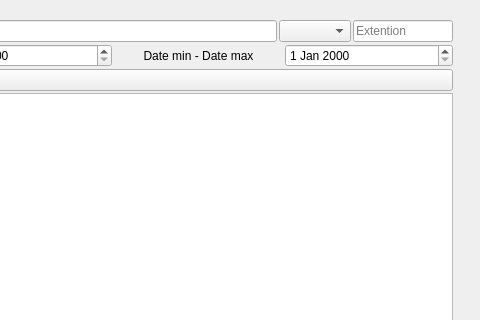
Adam31-jpg/desktop, file tp_final_client/mainwindow.ui: the form before one commit; both pictures show x 628 to 1108 and y 0 to 320 of the 1108 by 752 pixel window.
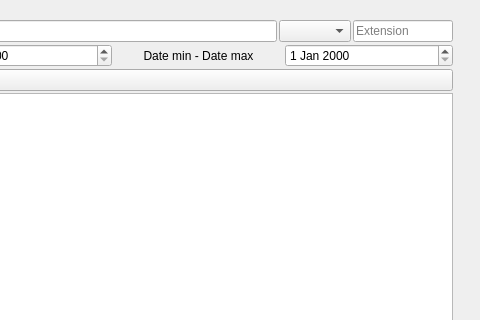
The form after the commit.

The edit to the form file:
```diff
--- a/tp_final_client/mainwindow.ui
+++ b/tp_final_client/mainwindow.ui
@@ -75,7 +75,7 @@
             </size>
            </property>
            <property name="placeholderText">
-            <string>Extention</string>
+            <string>Extension</string>
            </property>
           </widget>
          </item>
```
Left out of the diff: 8 changed lines with no effect on the pictures.
